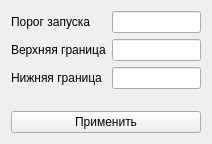
This is options.ui in krang4d/Agrekola as Qt 5 draws it before an edit. The edited form follows.
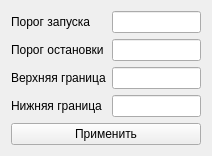
This is the edited form.

Commit message: add to the option a parameter Stop_DX

What changed in the file:
```diff
--- a/options.ui
+++ b/options.ui
@@ -30,34 +30,44 @@
        </property>
       </widget>
      </item>
-     <item row="1" column="0">
+     <item row="2" column="0">
       <widget class="QLabel" name="label_2">
        <property name="text">
         <string>Верхняя граница</string>
        </property>
       </widget>
      </item>
-     <item row="2" column="0">
+     <item row="3" column="0">
       <widget class="QLabel" name="label_3">
        <property name="text">
         <string>Нижняя граница</string>
        </property>
       </widget>
      </item>
-     <item row="1" column="1">
-      <widget class="QLineEdit" name="lineEdit_MAX">
-       <property name="inputMethodHints">
-        <set>Qt::ImhPreferNumbers</set>
-       </property>
-      </widget>
-     </item>
      <item row="2" column="1">
+      <widget class="QLineEdit" name="lineEdit_MAX">
+       <property name="inputMethodHints">
+        <set>Qt::ImhPreferNumbers</set>
+       </property>
+      </widget>
+     </item>
+     <item row="3" column="1">
       <widget class="QLineEdit" name="lineEdit_MIN">
        <property name="inputMethodHints">
         <set>Qt::ImhPreferNumbers</set>
        </property>
       </widget>
      </item>
+     <item row="1" column="0">
+      <widget class="QLabel" name="label_4">
+       <property name="text">
+        <string>Порог остановки</string>
+       </property>
+      </widget>
+     </item>
+     <item row="1" column="1">
+      <widget class="QLineEdit" name="lineEdit_StopDX"/>
+     </item>
     </layout>
    </item>
    <item>
```
Left out of the diff: 2 changed lines with no effect on the pictures. The commit also changes 2 other files.
